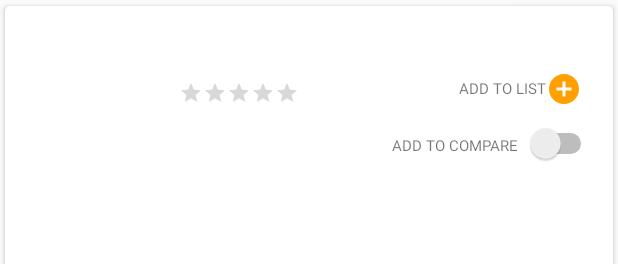
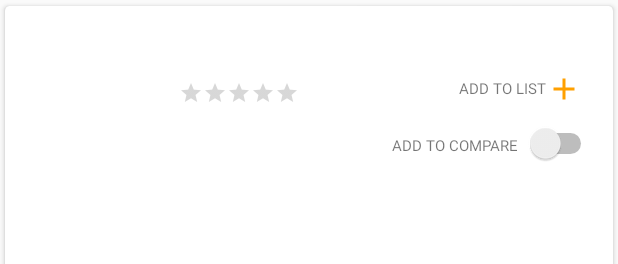
Before and after one commit to mukulraw/gobbleUp, an Android app: the layout prod_list_model.xml on its own in the app's theme, with its tools: preview values and no code run, on a phone screen of 412 x 824 dp. Shown: the top 264 px of the screen. Run offline under Robolectric (Android 15) with nearby library versions, the phone set to English and light mode, and no system bars.

```diff
--- /dev/null
+++ b/app/src/main/res/drawable/plus2.xml
@@ -0,0 +1,9 @@
+<vector xmlns:android="http://schemas.android.com/apk/res/android"
+        android:width="24dp"
+        android:height="24dp"
+        android:viewportWidth="24.0"
+        android:viewportHeight="24.0">
+    <path
+        android:fillColor="#504e4e"
+        android:pathData="M19,13h-6v6h-2v-6H5v-2h6V5h2v6h6v2z"/>
+</vector>
--- a/app/src/main/res/layout-large/prod_list_model.xml
+++ b/app/src/main/res/layout-large/prod_list_model.xml
@@ -92,7 +92,7 @@
                 android:paddingBottom="10dp"
                 android:textSize="12sp"
                 android:id="@+id/addlist"
-                android:drawableEnd="@drawable/plus"
+                android:drawableEnd="@drawable/plus2"
                 android:gravity="center"
                 android:clickable="true"
                 android:focusable="true"
--- a/app/src/main/res/layout-normal/prod_list_model.xml
+++ b/app/src/main/res/layout-normal/prod_list_model.xml
@@ -94,7 +94,7 @@
                 android:paddingBottom="5dp"
                 android:textSize="10sp"
                 android:id="@+id/addlist"
-                android:drawableEnd="@drawable/plus"
+                android:drawableEnd="@drawable/plus2"
                 android:gravity="center"
                 android:clickable="true"
                 android:focusable="true"
--- a/app/src/main/res/layout-xlarge/prod_list_model.xml
+++ b/app/src/main/res/layout-xlarge/prod_list_model.xml
@@ -92,7 +92,7 @@
                 android:paddingBottom="15dp"
                 android:textSize="16sp"
                 android:id="@+id/addlist"
-                android:drawableEnd="@drawable/plus"
+                android:drawableEnd="@drawable/plus2"
                 android:gravity="center"
                 android:clickable="true"
                 android:focusable="true"
--- a/app/src/main/res/layout/prod_list_model.xml
+++ b/app/src/main/res/layout/prod_list_model.xml
@@ -92,7 +92,7 @@
                 android:paddingBottom="5dp"
                 android:textSize="10sp"
                 android:id="@+id/addlist"
-                android:drawableEnd="@drawable/plus"
+                android:drawableEnd="@drawable/plus2"
                 android:gravity="center"
                 android:clickable="true"
                 android:focusable="true"
--- a/app/src/main/res/values/colors.xml
+++ b/app/src/main/res/values/colors.xml
@@ -2,7 +2,7 @@
 <resources>
     <color name="colorPrimary">#FFC107</color>
     <color name="colorPrimaryDark">#FFA000</color>
-    <color name="colorAccent">#FF9800</color>
+    <color name="colorAccent">#A9A9A9</color>
 
     <color name="yellow">#FFD700</color>
     <color name="red">#FF6347</color>
--- a/app/src/main/res/values/styles.xml
+++ b/app/src/main/res/values/styles.xml
@@ -16,9 +16,16 @@
         <item name="windowActionBar">false</item>
         <item name="windowNoTitle">true</item>
         <item name="drawerArrowStyle">@style/DrawerArrowStyle</item>
+        <item name="colorSwitchThumbNormal">@style/SwitchStyle</item>
         <item name="vpiCirclePageIndicatorStyle">@style/CustomCirclePageIndicator</item>
 
     </style>
+
+    <style name="SwitchStyle" parent="Widget.AppCompat.CompoundButton.Switch">
+
+        <item name="android:color">@color/grey</item>
+    </style>
+
 
     <style name="AppTheme.AppBarOverlay" parent="ThemeOverlay.AppCompat.Dark.ActionBar" />
 
@@ -40,4 +47,14 @@
     </style>
 
 
+
+    <style name="FacebookLoginButton">
+        <item name="android:textSize">12sp</item>
+        <item name="android:background">#3b5998</item>
+        <item name="android:paddingTop">19dp</item>
+        <item name="android:paddingBottom">19dp</item>
+        <item name="android:text">SIGNUP USING FACEBOOK</item>
+    </style>
+
+
 </resources>
```
Also changed, not shown: app/src/main/java/com/gobble/gobble_up/LoginActivity.java (+22 -41 lines), app/src/main/java/com/gobble/gobble_up/ProdAdapter2.java (+77 -2 lines), app/src/main/java/com/gobble/gobble_up/SearchResultActivity.java (+0 -17 lines), app/src/main/res/drawable/minus.xml (added, +9 -0 lines), app/src/main/res/layout/activity_register.xml (+37 -21 lines), app/src/main/res/values/strings.xml (+7 -0 lines).
